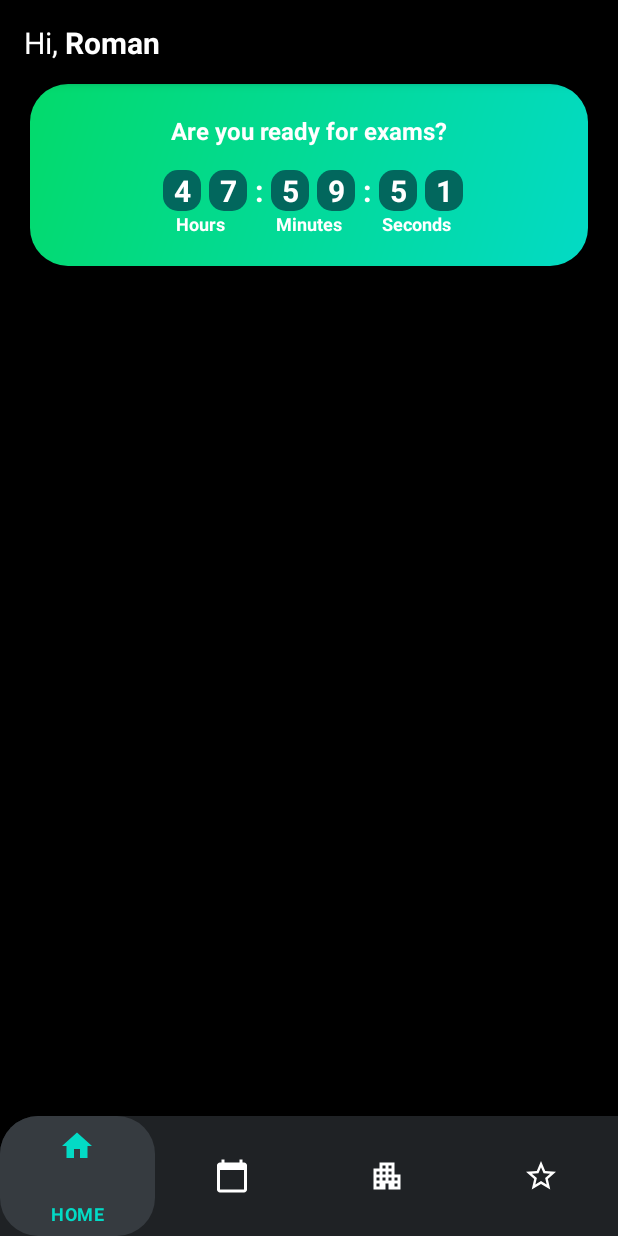
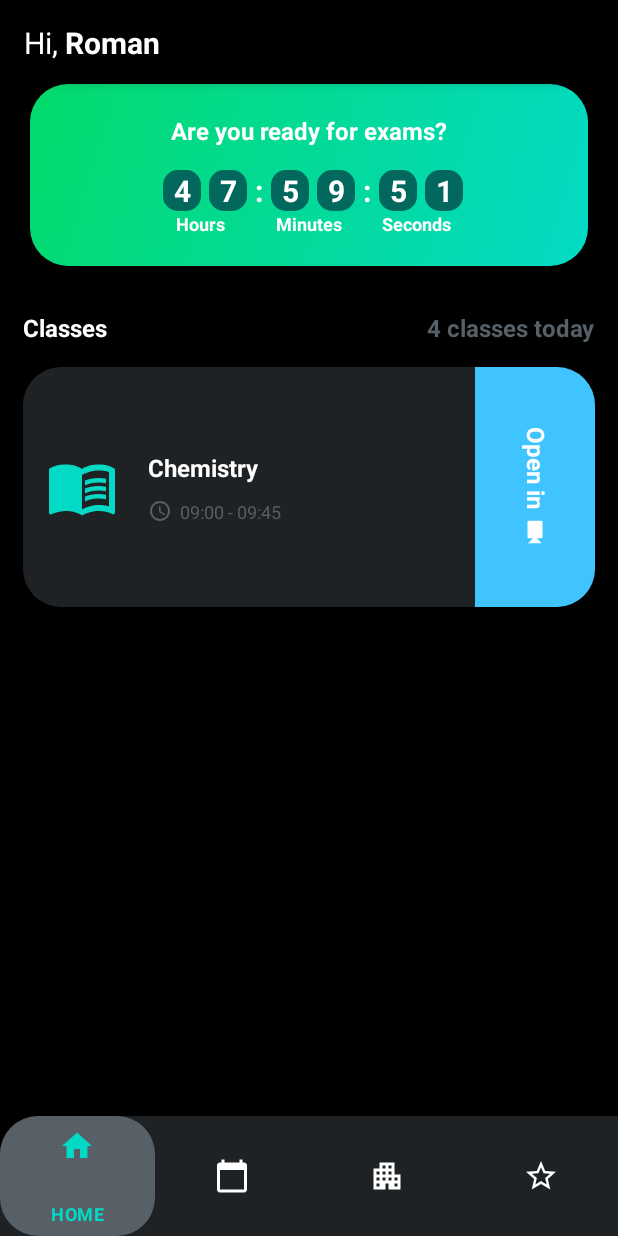
Before and after one commit to Roman-Kov/MySchool, an Android app: the screen it shows after launch (MainActivity), on a phone screen of 412 x 824 dp. Run offline under Robolectric (Android 15) with nearby library versions, the phone set to English and light mode, and no system bars.

Commit message:
Добавил recyclerView с отображением уроков

```diff
--- a/app/src/main/java/com/rojer_ko/myschool/data/SchoolRepository.kt
+++ b/app/src/main/java/com/rojer_ko/myschool/data/SchoolRepository.kt
@@ -11,14 +11,15 @@ import java.util.*
 class SchoolRepository: ISchoolRepository{
 
     //моковый список уроков, не отсортирован, с уроками на разные даты
+    //!!!время не локальное, по этому отображаться все будет с учетом часового пояса
     private val classesList = mutableListOf<SchoolClass>(
         SchoolClass(
             Subjects.Chemistry,
-            //2020-10-28T09:00:00
+            //2020-10-28T09:00:00 (2020-10-28T12:00:00)
             1603875600000,
-            //2020-10-28T09:45:00
+            //2020-10-28T09:45:00 (2020-10-28T12:45:00)
             1603878300000,
-            isExtra = false, isOnline = false, teachersName = "Mr. W White"
+            isExtra = false, isOnline = true, teachersName = "Mr. W White"
         ),
         SchoolClass(
             Subjects.English,
@@ -34,7 +35,7 @@ class SchoolRepository: ISchoolRepository{
             1603886400000,
             //2020-10-28T12:45:00
             1603889100000,
-            isExtra = true, isOnline = false, teachersName = "Mr. B Morgan"
+            isExtra = true, isOnline = true, teachersName = "Mr. B Morgan"
         ),
         SchoolClass(
             Subjects.History,
--- a/app/src/main/java/com/rojer_ko/myschool/data/model/SchoolClass.kt
+++ b/app/src/main/java/com/rojer_ko/myschool/data/model/SchoolClass.kt
@@ -1,9 +1,8 @@
 package com.rojer_ko.myschool.data.model
 
 import com.rojer_ko.myschool.data.Subjects
-import java.time.LocalDate
 
-data class SchoolClass(val subjects: Subjects,
+data class SchoolClass(val subject: Subjects,
                        val dateTimeOfStart: Long,
                        val dateTimeEnd: Long,
                        val isExtra: Boolean,
--- /dev/null
+++ b/app/src/main/java/com/rojer_ko/myschool/presentation/ui/HomeClassesAdapter.kt
@@ -0,0 +1,64 @@
+package com.rojer_ko.myschool.presentation.ui
+
+import android.view.LayoutInflater
+import android.view.View
+import android.view.ViewGroup
+import android.widget.TextView
+import androidx.recyclerview.widget.RecyclerView
+import com.rojer_ko.myschool.R
+import com.rojer_ko.myschool.data.model.SchoolClass
+import kotlinx.android.extensions.LayoutContainer
+import java.text.SimpleDateFormat
+import java.util.*
+
+class HomeClassesAdapter(private val onItemClickListener: OnListItemClickListener,
+                         private var items: List<SchoolClass>): RecyclerView.Adapter<HomeClassesAdapter.MainViewHolder>() {
+
+    override fun onCreateViewHolder(parent: ViewGroup, viewType: Int): MainViewHolder {
+
+        val v: View =
+                LayoutInflater.from(parent.context).inflate(R.layout.item_home_classes, parent, false)
+        return MainViewHolder(v)
+    }
+
+    override fun getItemCount(): Int {
+        return items.size
+    }
+
+    override fun onBindViewHolder(holder: MainViewHolder, position: Int) {
+        holder.bind(items[position])
+    }
+
+    inner class MainViewHolder(override val containerView: View):
+    RecyclerView.ViewHolder(containerView), LayoutContainer {
+        private val subjectName = containerView.findViewById<TextView>(R.id.subjectTextView)
+        private val classStartEndTextView = containerView.findViewById<TextView>(R.id.classStartEnd)
+        private val openSkypeBtn = containerView.findViewById<View>(R.id.openSkypeBtn)
+
+        fun bind(data: SchoolClass) {
+
+            subjectName.text = data.subject.title
+            if(data.isOnline){
+                openSkypeBtn.visibility = View.VISIBLE
+                openSkypeBtn.setOnClickListener {
+                    onItemClickListener.onItemClick()
+                }
+            }
+
+            val dateFormat = SimpleDateFormat("hh:mm", Locale.getDefault())
+            val classStart = dateFormat.format(data.dateTimeOfStart)
+            val classEnd = dateFormat.format(data.dateTimeEnd)
+            val classStartEnd = "$classStart - $classEnd"
+            classStartEndTextView.text = classStartEnd
+        }
+    }
+
+    interface OnListItemClickListener{
+        fun onItemClick()
+    }
+
+    fun setData(data: List<SchoolClass>){
+        this.items = data
+        notifyDataSetChanged()
+    }
+}
--- a/app/src/main/java/com/rojer_ko/myschool/presentation/ui/HomeScreenFragment.kt
+++ b/app/src/main/java/com/rojer_ko/myschool/presentation/ui/HomeScreenFragment.kt
@@ -1,6 +1,9 @@
 package com.rojer_ko.myschool.presentation.ui
 
+import android.content.ActivityNotFoundException
+import android.content.Intent
 import android.graphics.Typeface
+import android.net.Uri
 import android.os.Bundle
 import android.text.Spannable
 import android.text.SpannableString
@@ -10,15 +13,28 @@ import android.view.View
 import android.view.ViewGroup
 import androidx.appcompat.widget.Toolbar
 import androidx.fragment.app.Fragment
+import androidx.recyclerview.widget.LinearLayoutManager
 import com.rojer_ko.myschool.R
+import com.rojer_ko.myschool.data.currentDateTime
+import com.rojer_ko.myschool.data.model.SchoolClass
 import com.rojer_ko.myschool.data.studentName
 import com.rojer_ko.myschool.presentation.viewmodel.HomeScreenViewModel
+import com.rojer_ko.myschool.utils.showToast
 import kotlinx.android.synthetic.main.fragment_home_screen.*
 import org.koin.android.viewmodel.ext.android.viewModel
+
 
 class HomeScreenFragment : Fragment() {
 
     private val viewModel:HomeScreenViewModel by viewModel()
+    private var homeClassesAdapter: HomeClassesAdapter? = null
+
+    private val onItemClickListener: HomeClassesAdapter.OnListItemClickListener =
+        object : HomeClassesAdapter.OnListItemClickListener {
+            override fun onItemClick() {
+                startSkype()
+            }
+        }
 
     override fun onCreateView(
         inflater: LayoutInflater, container: ViewGroup?,
@@ -36,7 +52,24 @@ class HomeScreenFragment : Fragment() {
 
         showGreeting()
         viewModel.getExamTimer()
+        viewModel.getClassesForDate(currentDateTime)
         observeTimer()
+        observeClasses()
+    }
+
+    private fun setDataToAdapter(data: List<SchoolClass>) {
+        if (homeClassesAdapter != null) {
+            homeClassesAdapter!!.setData(data)
+        } else {
+            homeClassesAdapter = HomeClassesAdapter(onItemClickListener, data)
+        }
+
+        if(classesRecyclerView.adapter == null) {
+            classesRecyclerView.adapter = homeClassesAdapter
+            classesRecyclerView.layoutManager = LinearLayoutManager(
+                activity?.applicationContext, LinearLayoutManager.HORIZONTAL, false
+            )
+        }
     }
 
     private fun showGreeting() {
@@ -64,4 +97,28 @@ class HomeScreenFragment : Fragment() {
                 secondSecond.text = it.secondSecond
             })
     }
+
+    private fun observeClasses(){
+        viewModel.classesLiveData.observe(viewLifecycleOwner,
+            {
+                val classesTodayText = if (it.size != 1) {
+                    it.size.toString() + getString(R.string.classes_today_text)
+                } else {
+                    it.size.toString() + getString(R.string.class_today_text)
+                }
+                classesTodayTextView.text = classesTodayText
+
+                setDataToAdapter(it)
+            })
+    }
+
+    private fun startSkype(){
+        try {
+            val skype = Intent("android.intent.action.VIEW")
+            skype.data = Uri.parse("skype:")
+            startActivity(skype)
+        } catch (e: ActivityNotFoundException) {
+            showToast("Skype not found")
+        }
+    }
 }
--- a/app/src/main/java/com/rojer_ko/myschool/presentation/viewmodel/HomeScreenViewModel.kt
+++ b/app/src/main/java/com/rojer_ko/myschool/presentation/viewmodel/HomeScreenViewModel.kt
@@ -130,7 +130,6 @@ class HomeScreenViewModel(private val repository: ISchoolRepository): ViewModel(
             firstSecond.toString(),
             secondSecond.toString()
         )
-
     }
 
     override fun onCleared() {
--- /dev/null
+++ b/app/src/main/res/drawable/background_rounded_recycler_item.xml
@@ -0,0 +1,7 @@
+<?xml version="1.0" encoding="utf-8"?>
+<shape xmlns:android="http://schemas.android.com/apk/res/android"
+    android:shape="rectangle" android:padding="10dp">
+    <solid android:color="@color/colorPrimary"/>
+    <corners
+        android:radius="@dimen/rounded_radius"/>
+</shape>
--- /dev/null
+++ b/app/src/main/res/drawable/background_start_skype_btn.xml
@@ -0,0 +1,8 @@
+<?xml version="1.0" encoding="utf-8"?>
+<shape xmlns:android="http://schemas.android.com/apk/res/android"
+    android:shape="rectangle" android:padding="10dp">
+    <solid android:color="@color/colorStartSkypeBtn"/>
+    <corners
+        android:bottomRightRadius="@dimen/rounded_radius"
+        android:topRightRadius="@dimen/rounded_radius"/>
+</shape>
--- /dev/null
+++ b/app/src/main/res/drawable/ic_baseline_access_time.xml
@@ -0,0 +1,6 @@
+<vector android:height="16dp" android:tint="@color/colorPrimaryLight"
+    android:viewportHeight="24" android:viewportWidth="24"
+    android:width="16dp" xmlns:android="http://schemas.android.com/apk/res/android">
+    <path android:fillColor="@android:color/white" android:pathData="M11.99,2C6.47,2 2,6.48 2,12s4.47,10 9.99,10C17.52,22 22,17.52 22,12S17.52,2 11.99,2zM12,20c-4.42,0 -8,-3.58 -8,-8s3.58,-8 8,-8 8,3.58 8,8 -3.58,8 -8,8z"/>
+    <path android:fillColor="@android:color/white" android:pathData="M12.5,7H11v6l5.25,3.15 0.75,-1.23 -4.5,-2.67z"/>
+</vector>
--- /dev/null
+++ b/app/src/main/res/drawable/ic_baseline_book.xml
@@ -0,0 +1,8 @@
+<vector android:height="48dp" android:tint="@color/colorAccent"
+    android:viewportHeight="24" android:viewportWidth="24"
+    android:width="48dp" xmlns:android="http://schemas.android.com/apk/res/android">
+    <path android:fillColor="@android:color/white" android:pathData="M21,5c-1.11,-0.35 -2.33,-0.5 -3.5,-0.5c-1.95,0 -4.05,0.4 -5.5,1.5c-1.45,-1.1 -3.55,-1.5 -5.5,-1.5S2.45,4.9 1,6v14.65c0,0.25 0.25,0.5 0.5,0.5c0.1,0 0.15,-0.05 0.25,-0.05C3.1,20.45 5.05,20 6.5,20c1.95,0 4.05,0.4 5.5,1.5c1.35,-0.85 3.8,-1.5 5.5,-1.5c1.65,0 3.35,0.3 4.75,1.05c0.1,0.05 0.15,0.05 0.25,0.05c0.25,0 0.5,-0.25 0.5,-0.5V6C22.4,5.55 21.75,5.25 21,5zM21,18.5c-1.1,-0.35 -2.3,-0.5 -3.5,-0.5c-1.7,0 -4.15,0.65 -5.5,1.5V8c1.35,-0.85 3.8,-1.5 5.5,-1.5c1.2,0 2.4,0.15 3.5,0.5V18.5z"/>
+    <path android:fillColor="@android:color/white" android:pathData="M17.5,10.5c0.88,0 1.73,0.09 2.5,0.26V9.24C19.21,9.09 18.36,9 17.5,9c-1.7,0 -3.24,0.29 -4.5,0.83v1.66C14.13,10.85 15.7,10.5 17.5,10.5z"/>
+    <path android:fillColor="@android:color/white" android:pathData="M13,12.49v1.66c1.13,-0.64 2.7,-0.99 4.5,-0.99c0.88,0 1.73,0.09 2.5,0.26V11.9c-0.79,-0.15 -1.64,-0.24 -2.5,-0.24C15.8,11.66 14.26,11.96 13,12.49z"/>
+    <path android:fillColor="@android:color/white" android:pathData="M17.5,14.33c-1.7,0 -3.24,0.29 -4.5,0.83v1.66c1.13,-0.64 2.7,-0.99 4.5,-0.99c0.88,0 1.73,0.09 2.5,0.26v-1.52C19.21,14.41 18.36,14.33 17.5,14.33z"/>
+</vector>
--- /dev/null
+++ b/app/src/main/res/drawable/ic_baseline_videocam_24.xml
@@ -0,0 +1,5 @@
+<vector android:height="24dp" android:tint="#FFFFFF"
+    android:viewportHeight="24" android:viewportWidth="24"
+    android:width="24dp" xmlns:android="http://schemas.android.com/apk/res/android">
+    <path android:fillColor="@android:color/white" android:pathData="M17,10.5V7c0,-0.55 -0.45,-1 -1,-1H4c-0.55,0 -1,0.45 -1,1v10c0,0.55 0.45,1 1,1h12c0.55,0 1,-0.45 1,-1v-3.5l4,4v-11l-4,4z"/>
+</vector>
--- a/app/src/main/res/layout/fragment_home_screen.xml
+++ b/app/src/main/res/layout/fragment_home_screen.xml
@@ -49,16 +49,12 @@
         android:background="@drawable/background_rounded_gradient">
         <TextView
             android:id="@+id/areYouReadyText"
-            android:layout_width="wrap_content"
-            android:layout_height="wrap_content"
             android:textColor="@android:color/white"
-            android:textSize="@dimen/text_size_normal"
             android:text="@string/are_you_ready_for_exams"
-            android:layout_gravity="center_horizontal"
-            android:textStyle="bold"
             app:layout_constraintStart_toStartOf="parent"
             app:layout_constraintEnd_toEndOf="parent"
-            app:layout_constraintTop_toTopOf="parent"/>
+            app:layout_constraintTop_toTopOf="parent"
+            style="@style/style_label_normal" />
 
         <LinearLayout
             android:id="@+id/timerLayout"
@@ -91,7 +87,7 @@
                 </LinearLayout>
                 <TextView
                     android:text="@string/string_hours"
-                    style="@style/style_timer_label" />
+                    style="@style/style_label_small" />
             </LinearLayout>
 
             <TextView
@@ -118,7 +114,7 @@
                 </LinearLayout>
                 <TextView
                     android:text="@string/string_minutes"
-                    style="@style/style_timer_label" />
+                    style="@style/style_label_small" />
             </LinearLayout>
 
             <TextView
@@ -145,8 +141,36 @@
                 </LinearLayout>
                 <TextView
                     android:text="@string/string_seconds"
-                    style="@style/style_timer_label" />
+                    style="@style/style_label_small" />
             </LinearLayout>
         </LinearLayout>
     </androidx.constraintlayout.widget.ConstraintLayout>
+
+    <androidx.constraintlayout.widget.ConstraintLayout
+        android:layout_width="match_parent"
+        android:layout_height="wrap_content"
+        android:layout_marginTop="@dimen/marginLarge"
+        android:layout_marginStart="@dimen/marginNormal"
+        android:layout_marginEnd="@dimen/marginNormal">
+
+        <TextView
+            android:text="@string/label_classes"
+            android:textColor="@android:color/white"
+            style="@style/style_label_normal"
+            app:layout_constraintTop_toTopOf="parent"
+            app:layout_constraintStart_toStartOf="parent"/>
+        <TextView
+            android:id="@+id/classesTodayTextView"
+            android:textColor="@color/colorPrimaryLight"
+            style="@style/style_label_normal"
+            app:layout_constraintTop_toTopOf="parent"
+            app:layout_constraintEnd_toEndOf="parent"
+            tools:text = "6 classes today"/>
+    </androidx.constraintlayout.widget.ConstraintLayout>
+
+    <androidx.recyclerview.widget.RecyclerView
+        android:id="@+id/classesRecyclerView"
+        android:layout_width="match_parent"
+        android:layout_height="wrap_content"
+        android:layout_marginTop="@dimen/marginNormal"/>
 </LinearLayout>
--- /dev/null
+++ b/app/src/main/res/layout/item_home_classes.xml
@@ -0,0 +1,85 @@
+<?xml version="1.0" encoding="utf-8"?>
+<androidx.constraintlayout.widget.ConstraintLayout xmlns:android="http://schemas.android.com/apk/res/android"
+    android:layout_width="match_parent"
+    android:layout_height="160dp"
+    xmlns:app="http://schemas.android.com/apk/res-auto"
+    xmlns:tools="http://schemas.android.com/tools"
+    android:layout_marginStart="@dimen/marginNormal"
+    android:layout_marginEnd="@dimen/marginNormal"
+    android:background="@drawable/background_rounded_recycler_item">
+
+    <ImageView
+        android:id="@+id/classHomeImage"
+        android:layout_width="wrap_content"
+        android:layout_height="wrap_content"
+        app:layout_constraintTop_toTopOf="parent"
+        app:layout_constraintBottom_toBottomOf="parent"
+        app:layout_constraintStart_toStartOf="parent"
+        android:src="@drawable/ic_baseline_book"
+        android:layout_marginStart="@dimen/marginNormal"/>
+
+    <TextView
+        android:id="@+id/subjectTextView"
+        android:layout_width="wrap_content"
+        android:layout_height="wrap_content"
+        app:layout_constraintTop_toTopOf="@id/classHomeImage"
+        app:layout_constraintStart_toEndOf="@id/classHomeImage"
+        android:layout_marginStart="@dimen/marginSideNormal"
+        android:textColor="@android:color/white"
+        style="@style/style_label_normal"
+        tools:text = "History" />
+
+    <ImageView
+        android:id="@+id/timeClassHomeImage"
+        android:layout_width="wrap_content"
+        android:layout_height="wrap_content"
+        app:layout_constraintBottom_toBottomOf="@id/classHomeImage"
+        app:layout_constraintStart_toStartOf="@id/subjectTextView"
+        android:src="@drawable/ic_baseline_access_time" />
+
+    <TextView
+        android:layout_width="wrap_content"
+        android:layout_height="wrap_content"
+        android:id="@+id/classStartEnd"
+        android:textColor="@color/colorPrimaryLight"
+        android:textSize="@dimen/text_size_small"
+        app:layout_constraintTop_toTopOf="@id/timeClassHomeImage"
+        app:layout_constraintStart_toEndOf="@id/timeClassHomeImage"
+        android:layout_marginStart="@dimen/marginSideSmall"
+        tools:text = "8:00 - 8:45"/>
+
+    <LinearLayout
+        android:id="@+id/openSkypeBtn"
+        android:layout_width="80dp"
+        android:layout_height="match_parent"
+        app:layout_constraintEnd_toEndOf="parent"
+        app:layout_constraintTop_toTopOf="parent"
+        android:gravity="center_vertical"
+        android:orientation="vertical"
+        android:visibility="gone"
+        android:clickable="true"
+        android:focusable="true"
+        android:background="@drawable/background_start_skype_btn">
+
+        <LinearLayout
+            android:layout_width="wrap_content"
+            android:layout_height="wrap_content"
+            android:layout_gravity="center_vertical"
+            android:orientation="horizontal"
+            android:rotation="90">
+            <TextView
+                android:id="@+id/openInTextView"
+                android:layout_width="wrap_content"
+                android:layout_height="wrap_content"
+                android:textColor="@android:color/white"
+                android:text="@string/open_in"
+                style="@style/style_label_normal" />
+
+            <ImageView
+                android:layout_width="wrap_content"
+                android:layout_height="wrap_content"
+                android:layout_marginStart="@dimen/marginSideSmall"
+                android:src="@drawable/ic_baseline_videocam_24"/>
+        </LinearLayout>
+    </LinearLayout>
+</androidx.constraintlayout.widget.ConstraintLayout>
--- a/app/src/main/res/menu/main_bottom_navigation_menu.xml
+++ b/app/src/main/res/menu/main_bottom_navigation_menu.xml
@@ -11,7 +11,7 @@
       android:id="@+id/menu_item_classes"
       android:enabled="true"
       android:icon="@drawable/classes"
-      android:title="@string/label_classes"
+      android:title="@string/label_classes_CAPS"
       android:visible="true" />
   <item
       android:id="@+id/item_3"
--- a/app/src/main/res/values/colors.xml
+++ b/app/src/main/res/values/colors.xml
@@ -1,9 +1,10 @@
 <?xml version="1.0" encoding="utf-8"?>
 <resources>
     <color name="colorPrimary">#1F2225</color>
-    <color name="colorPrimaryLight">#363B40</color>
+    <color name="colorPrimaryLight">#575F67</color>
     <color name="colorPrimaryDark">#000000</color>
     <color name="colorAccent">#03DAC5</color>
     <color name="colorAccentDark">#02675D</color>
     <color name="colorAccentSecond">#03DA6B</color>
+    <color name="colorStartSkypeBtn">#40C4FF</color>
 </resources>
--- a/app/src/main/res/values/dimens.xml
+++ b/app/src/main/res/values/dimens.xml
@@ -10,4 +10,5 @@
     <dimen name="rounded_radius_small">10dp</dimen>
     <dimen name="text_size_small">12sp</dimen>
     <dimen name="paddingNormal">20dp</dimen>
+    <dimen name="marginLarge">30dp</dimen>
 </resources>
--- a/app/src/main/res/values/strings.xml
+++ b/app/src/main/res/values/strings.xml
@@ -1,7 +1,8 @@
 <resources>
     <string name="app_name">MySchool</string>
     <string name="label_home">HOME</string>
-    <string name="label_classes">CLASSES</string>
+    <string name="label_classes_CAPS">CLASSES</string>
+    <string name="label_classes">Classes</string>
     <string name="string_hello">Hi</string>
     <string name="string_coma_whitespace">", "</string>
     <string name="are_you_ready_for_exams">Are you ready for exams?</string>
@@ -10,4 +11,7 @@
     <string name="string_hours">Hours</string>
     <string name="string_minutes">Minutes</string>
     <string name="string_seconds">Seconds</string>
+    <string name="classes_today_text">" classes today"</string>
+    <string name="class_today_text">" class today"</string>
+    <string name="open_in">Open in</string>
 </resources>
--- a/app/src/main/res/values/styles.xml
+++ b/app/src/main/res/values/styles.xml
@@ -25,7 +25,7 @@
         <item name="android:textStyle">bold</item>
     </style>
 
-    <style name="style_timer_label">
+    <style name="style_label_small">
         <item name="android:layout_width">wrap_content</item>
         <item name="android:layout_height">wrap_content</item>
         <item name="android:textColor">@android:color/white</item>
@@ -34,4 +34,12 @@
         <item name="android:textStyle">bold</item>
     </style>
 
+    <style name="style_label_normal">
+        <item name="android:layout_width">wrap_content</item>
+        <item name="android:layout_height">wrap_content</item>
+        <item name="android:textSize">@dimen/text_size_normal</item>
+        <item name="android:layout_gravity">center_horizontal</item>
+        <item name="android:textStyle">bold</item>
+    </style>
+
 </resources>
```
